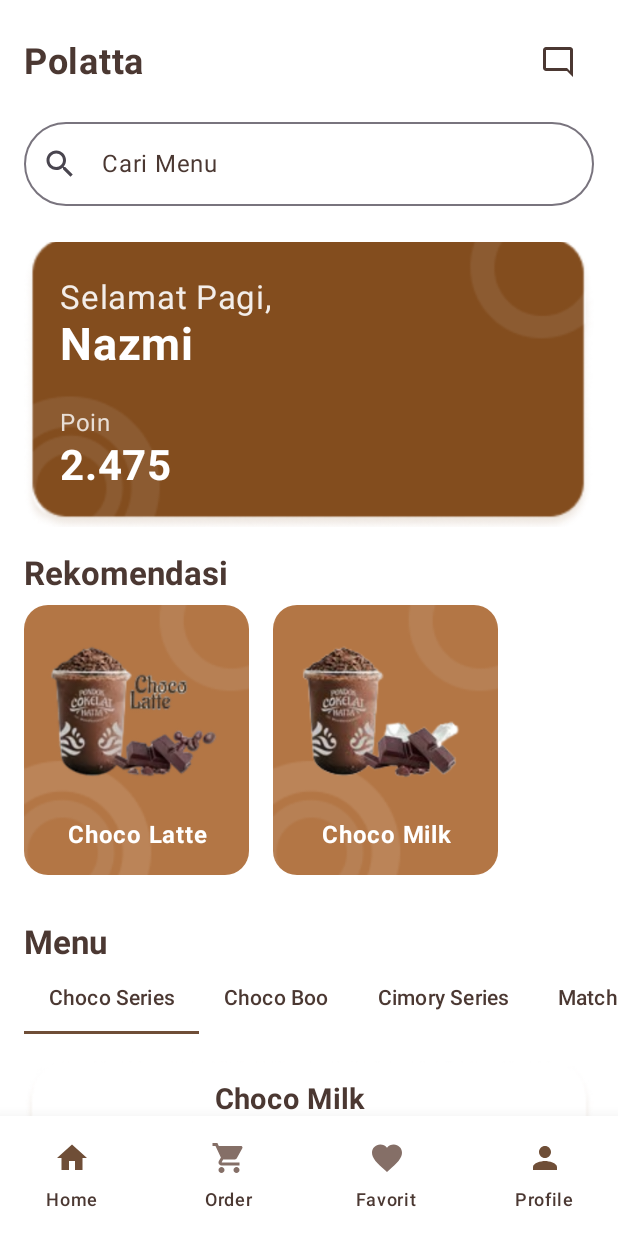
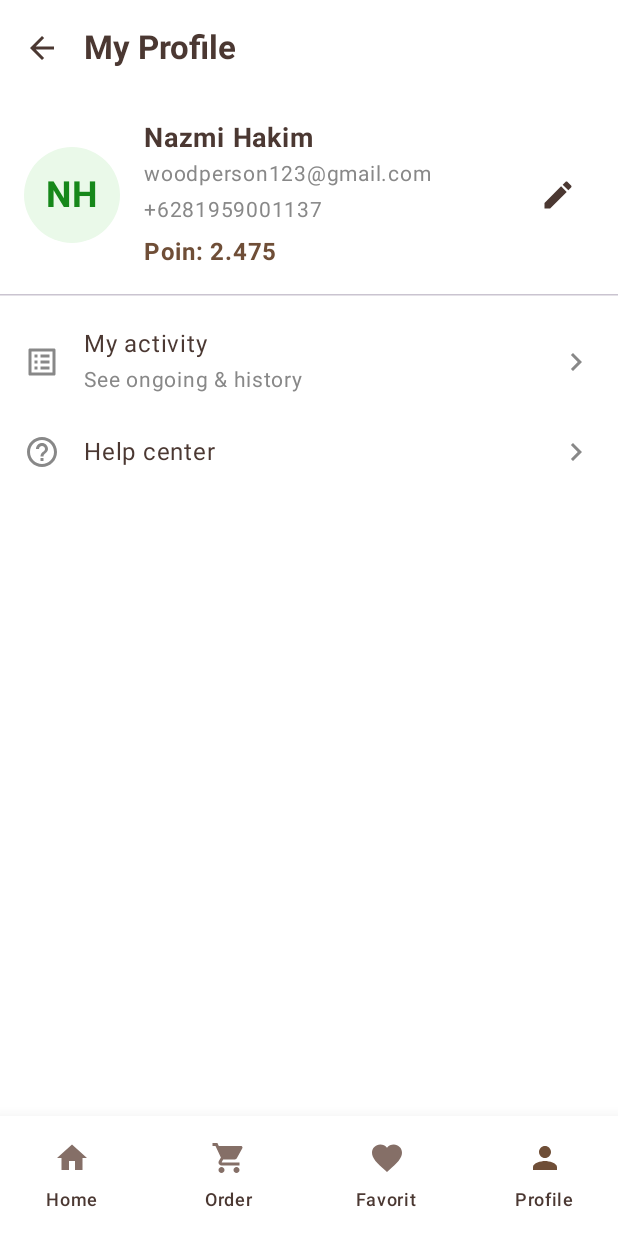
Before and after one commit to NazmiHakim/PolattaApp, an Android app built with Jetpack Compose: the screen it shows after launch (MainActivity), item 4 of the bottom bar chosen, on a phone screen of 412 x 824 dp. Run offline under Robolectric (Android 15) with nearby library versions, the phone set to English and light mode, and no system bars.

Commit message:
Feat: Implement Profile and Edit Profile Screens
This commit introduces the Profile and Edit Profile screens and integrates them into the app's navigation.

Key changes:
- Created `ProfileScreen.kt` to display user information, activity, and help center links.
- Created `EditProfileScreen.kt` as a placeholder for editing user profile information.
- Updated `Navigation.kt` to include routes for `Profile` and `EditProfile`.
- Modified `PolattaApp.kt` to handle navigation to the Profile and Edit Profile screens.
- Updated `BottomNavBar.kt` to navigate to `Screen.Profile` when the Profile icon is tapped.
- Made the `CustomerCard` clickable to navigate to the Profile screen from the home screen.
- Added an `onProfileClick` callback to `PolattaScreen.kt` to handle this navigation.

```diff
--- a/app/src/main/java/com/example/pondokcokelathatta/ui/components/BottomNavBar.kt
+++ b/app/src/main/java/com/example/pondokcokelathatta/ui/components/BottomNavBar.kt
@@ -31,7 +31,7 @@ fun BottomNavBar(navController: NavController) {
         BottomNavItem("Home", Icons.Default.Home, Screen.Home),
         BottomNavItem("Order", Icons.Default.ShoppingCart, Screen.Checkout), // Diubah ke Screen.Checkout
         BottomNavItem("Favorit", Icons.Default.Favorite, Screen.Favorite),
-        BottomNavItem("Profile", Icons.Default.Person, Screen.Home) // Placeholder
+        BottomNavItem("Profile", Icons.Default.Person, Screen.Profile) // CHANGED: from Screen.Home to Screen.Profile
     )
 
     val navBackStackEntry by navController.currentBackStackEntryAsState()
--- a/app/src/main/java/com/example/pondokcokelathatta/ui/components/CustomerCard.kt
+++ b/app/src/main/java/com/example/pondokcokelathatta/ui/components/CustomerCard.kt
@@ -1,6 +1,7 @@
 package com.example.pondokcokelathatta.ui.components
 
 import androidx.compose.foundation.Image
+import androidx.compose.foundation.clickable
 import androidx.compose.foundation.layout.*
 import androidx.compose.material3.Text
 import androidx.compose.runtime.Composable
@@ -15,18 +16,17 @@ import androidx.compose.ui.unit.sp
 import com.example.pondokcokelathatta.R
 
 @Composable
-fun CustomerCard(modifier: Modifier = Modifier) {
+fun CustomerCard(
+    modifier: Modifier = Modifier,
+    onClick: () -> Unit // ADD THIS PARAMETER
+) {
     Box(
         modifier = modifier
             .padding(horizontal = 16.dp)
-            .fillMaxWidth(),
+            .fillMaxWidth()
+            .clickable(onClick = onClick), // ADD THIS MODIFIER
         contentAlignment = Alignment.Center
     ) {
-        Box(
-            modifier = Modifier
-                .width(380.dp)
-                .height(190.dp)
-        ) {
             Image(
                 // GANTI INI dengan resource `user_card` Anda setelah diunggah, contoh: R.drawable.user_card
                 painter = painterResource(id = R.drawable.user_card),
@@ -74,4 +74,3 @@ fun CustomerCard(modifier: Modifier = Modifier) {
             }
         }
     }
-}
--- a/app/src/main/java/com/example/pondokcokelathatta/ui/navigation/Navigation.kt
+++ b/app/src/main/java/com/example/pondokcokelathatta/ui/navigation/Navigation.kt
@@ -4,6 +4,8 @@ sealed class Screen(val route: String) {
     data object Home : Screen("home")
     data object Favorite : Screen("favorite")
     data object Checkout : Screen("checkout")
+    data object Profile : Screen("profile") // Add this line
+    data object EditProfile : Screen("editProfile") // Add this line
     data object Detail : Screen("detail/{itemName}") {
         fun createRoute(itemName: String) = "detail/$itemName"
     }
--- /dev/null
+++ b/app/src/main/java/com/example/pondokcokelathatta/ui/screens/EditProfileScreen.kt
@@ -0,0 +1,38 @@
+package com.example.pondokcokelathatta.ui.screens
+
+import androidx.compose.foundation.layout.Box
+import androidx.compose.foundation.layout.fillMaxSize
+import androidx.compose.foundation.layout.padding
+import androidx.compose.material.icons.Icons
+import androidx.compose.material.icons.automirrored.filled.ArrowBack
+import androidx.compose.material3.*
+import androidx.compose.runtime.Composable
+import androidx.compose.ui.Alignment
+import androidx.compose.ui.Modifier
+import androidx.navigation.NavController
+
+@OptIn(ExperimentalMaterial3Api::class)
+@Composable
+fun EditProfileScreen(navController: NavController) {
+    Scaffold(
+        topBar = {
+            TopAppBar(
+                title = { Text("Edit Profile") },
+                navigationIcon = {
+                    IconButton(onClick = { navController.popBackStack() }) {
+                        Icon(Icons.AutoMirrored.Filled.ArrowBack, contentDescription = "Back")
+                    }
+                }
+            )
+        }
+    ) { paddingValues ->
+        Box(
+            modifier = Modifier
+                .fillMaxSize()
+                .padding(paddingValues),
+            contentAlignment = Alignment.Center
+        ) {
+            Text("Edit Profile Page")
+        }
+    }
+}
--- a/app/src/main/java/com/example/pondokcokelathatta/ui/screens/PolattaApp.kt
+++ b/app/src/main/java/com/example/pondokcokelathatta/ui/screens/PolattaApp.kt
@@ -51,6 +51,9 @@ fun PolattaApp() {
                         menuViewModel = menuViewModel,
                         onItemClick = { menuItem ->
                             navController.navigate(Screen.Detail.createRoute(menuItem.name))
+                        },
+                        onProfileClick = {
+                            navController.navigate(Screen.Profile.route)
                         },
                         showCheckoutButton = showCheckoutButton
                     )
@@ -153,5 +156,30 @@ fun PolattaApp() {
                 )
             }
         }
+
+        composable(Screen.Profile.route) {
+            Scaffold(
+                topBar = {
+                    TopAppBar(
+                        title = { Text("My Profile") },
+                        navigationIcon = {
+                            IconButton(onClick = { navController.popBackStack() }) {
+                                Icon(Icons.AutoMirrored.Filled.ArrowBack, contentDescription = "Back")
+                            }
+                        },
+                        colors = TopAppBarDefaults.topAppBarColors(containerColor = MaterialTheme.colorScheme.surface)
+                    )
+                },
+                bottomBar = { BottomNavBar(navController = navController) }
+            ) { innerPadding ->
+                ProfileScreen(
+                    navController = navController,
+                    modifier = Modifier.padding(innerPadding)
+                )
+            }
+        }
+        composable(Screen.EditProfile.route) {
+            EditProfileScreen(navController = navController)
+        }
     }
 }
--- a/app/src/main/java/com/example/pondokcokelathatta/ui/screens/PolattaScreen.kt
+++ b/app/src/main/java/com/example/pondokcokelathatta/ui/screens/PolattaScreen.kt
@@ -18,6 +18,7 @@ import com.example.pondokcokelathatta.ui.viewmodel.MenuViewModel
 fun PolattaScreen(
     modifier: Modifier = Modifier,
     onItemClick: (MenuItem) -> Unit,
+    onProfileClick: () -> Unit, // ADD THIS PARAMETER
     menuViewModel: MenuViewModel,
     showCheckoutButton: Boolean
 ) {
@@ -80,7 +81,7 @@ fun PolattaScreen(
         } else {
             item {
                 Spacer(modifier = Modifier.height(24.dp))
-                CustomerCard()
+                CustomerCard(onClick = onProfileClick) // UPDATE THIS LINE
             }
             item { RecommendationSection(DummyData.recommendations, onItemClick) }
             item {
--- /dev/null
+++ b/app/src/main/java/com/example/pondokcokelathatta/ui/screens/ProfileScreen.kt
@@ -0,0 +1,112 @@
+package com.example.pondokcokelathatta.ui.screens
+
+import androidx.compose.foundation.background
+import androidx.compose.foundation.clickable
+import androidx.compose.foundation.layout.*
+import androidx.compose.foundation.shape.CircleShape
+import androidx.compose.material.icons.Icons
+import androidx.compose.material.icons.automirrored.filled.KeyboardArrowRight
+import androidx.compose.material.icons.filled.Edit
+import androidx.compose.material.icons.outlined.HelpOutline
+import androidx.compose.material.icons.outlined.ListAlt
+import androidx.compose.material3.*
+import androidx.compose.runtime.Composable
+import androidx.compose.ui.Alignment
+import androidx.compose.ui.Modifier
+import androidx.compose.ui.draw.clip
+import androidx.compose.ui.graphics.Color
+import androidx.compose.ui.graphics.vector.ImageVector
+import androidx.compose.ui.text.font.FontWeight
+import androidx.compose.ui.unit.dp
+import androidx.compose.ui.unit.sp
+import androidx.navigation.NavController
+import com.example.pondokcokelathatta.ui.navigation.Screen
+
+@Composable
+fun ProfileScreen(
+    navController: NavController,
+    modifier: Modifier = Modifier
+) {
+    Column(
+        modifier = modifier
+            .fillMaxSize()
+            .background(MaterialTheme.colorScheme.surface)
+    ) {
+        // Profile Info Section
+        Row(
+            modifier = Modifier
+                .fillMaxWidth()
+                .padding(16.dp),
+            verticalAlignment = Alignment.CenterVertically
+        ) {
+            Box(
+                modifier = Modifier
+                    .size(64.dp)
+                    .clip(CircleShape)
+                    .background(Color(0xFFEAF9E9)), // Light green background for avatar
+                contentAlignment = Alignment.Center
+            ) {
+                Text(
+                    "NH",
+                    color = Color(0xFF16881A), // Darker green for text
+                    fontSize = 24.sp,
+                    fontWeight = FontWeight.Bold
+                )
+            }
+            Spacer(modifier = Modifier.width(16.dp))
+            Column(modifier = Modifier.weight(1f)) {
+                Text("Nazmi Hakim", fontWeight = FontWeight.Bold, fontSize = 18.sp)
+                Text("woodperson123@gmail.com", color = Color.Gray, fontSize = 14.sp)
+                Text("+6281959001137", color = Color.Gray, fontSize = 14.sp)
+                Spacer(modifier = Modifier.height(4.dp))
+                Text("Poin: 2.475", fontWeight = FontWeight.Bold, color = MaterialTheme.colorScheme.primary)
+            }
+            IconButton(onClick = { navController.navigate(Screen.EditProfile.route) }) {
+                Icon(Icons.Default.Edit, contentDescription = "Edit Profile")
+            }
+        }
+
+        HorizontalDivider()
+
+        // Menu Items Section
+        Column(modifier = Modifier.padding(vertical = 8.dp)) {
+            ProfileMenuItem(
+                icon = Icons.Outlined.ListAlt,
+                title = "My activity",
+                subtitle = "See ongoing & history",
+                onClick = { /* TODO: Navigate to Activity History */ }
+            )
+            ProfileMenuItem(
+                icon = Icons.Outlined.HelpOutline,
+                title = "Help center",
+                onClick = { /* TODO: Navigate to Help Center */ }
+            )
+        }
+    }
+}
+
+@Composable
+private fun ProfileMenuItem(
+    icon: ImageVector,
+    title: String,
+    subtitle: String? = null,
+    onClick: () -> Unit
+) {
+    Row(
+        modifier = Modifier
+            .fillMaxWidth()
+            .clickable(onClick = onClick)
+            .padding(horizontal = 16.dp, vertical = 12.dp),
+        verticalAlignment = Alignment.CenterVertically
+    ) {
+        Icon(icon, contentDescription = title, modifier = Modifier.size(24.dp), tint = Color.Gray)
+        Spacer(modifier = Modifier.width(16.dp))
+        Column(modifier = Modifier.weight(1f)) {
+            Text(title, fontSize = 16.sp)
+            if (subtitle != null) {
+                Text(subtitle, fontSize = 14.sp, color = Color.Gray)
+            }
+        }
+        Icon(Icons.AutoMirrored.Filled.KeyboardArrowRight, contentDescription = null, tint = Color.Gray)
+    }
+}
```
Also changed, not shown: 1 other file.
